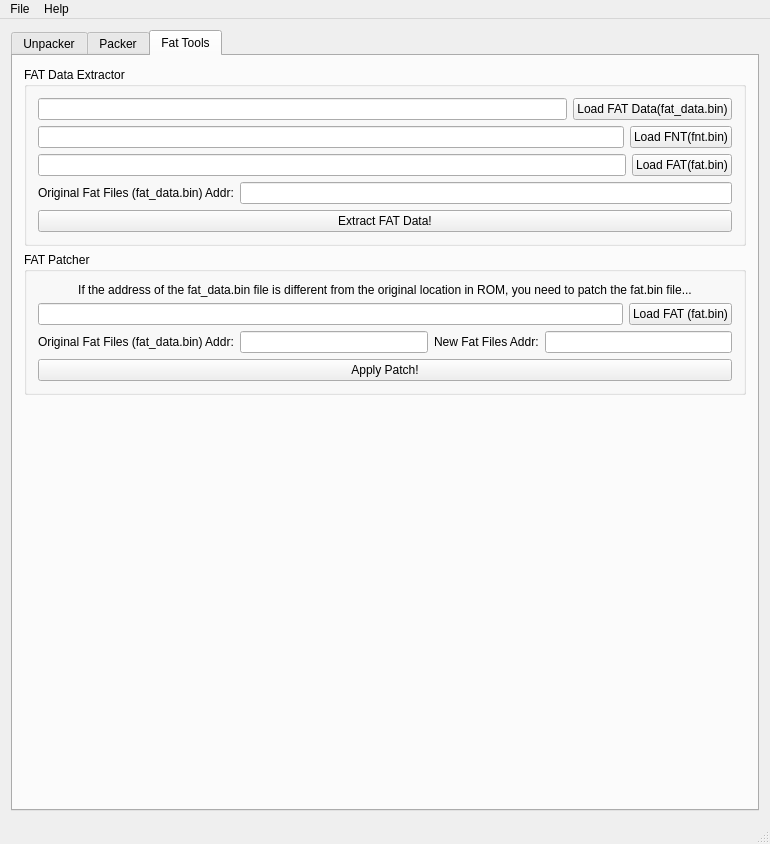
Before: the Qt Designer form ui/mainwindow.ui in Luca1991/NDSFactory, drawn with Qt 5.
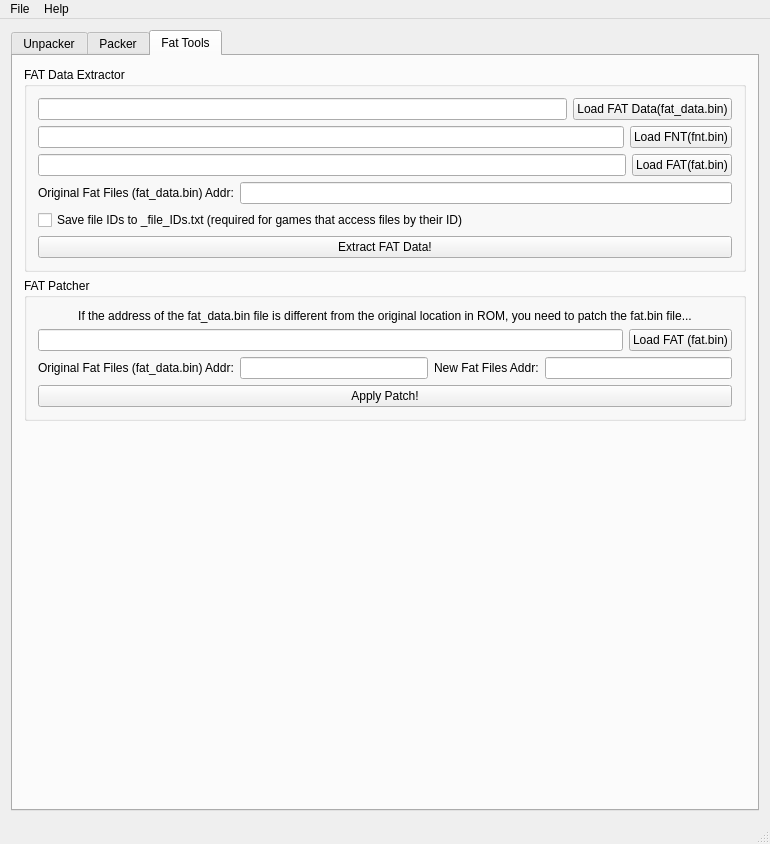
After: the same form once the commit is applied. The open tabs and pages were chosen to show the change.

Patch:
```diff
--- a/ui/mainwindow.ui
+++ b/ui/mainwindow.ui
@@ -697,6 +697,17 @@
                </item>
               </layout>
              </item>
+             <item>
+              <layout class="QHBoxLayout" name="horizontalLayout_8">
+               <item>
+                <widget class="QCheckBox" name="fatExtractorSaveFileIDsCbx">
+                 <property name="text">
+                  <string>Save file IDs to _file_IDs.txt (required for games that access files by their ID)</string>
+                 </property>
+                </widget>
+               </item>
+              </layout>
+             </item>
              <item>
               <layout class="QHBoxLayout" name="horizontalLayout_41">
                <property name="leftMargin">
```
